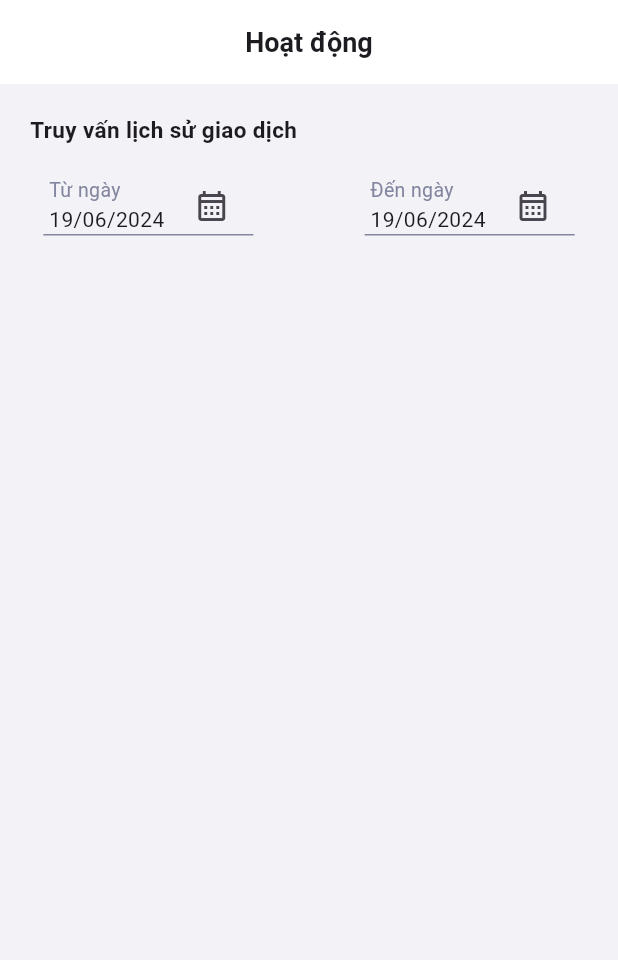
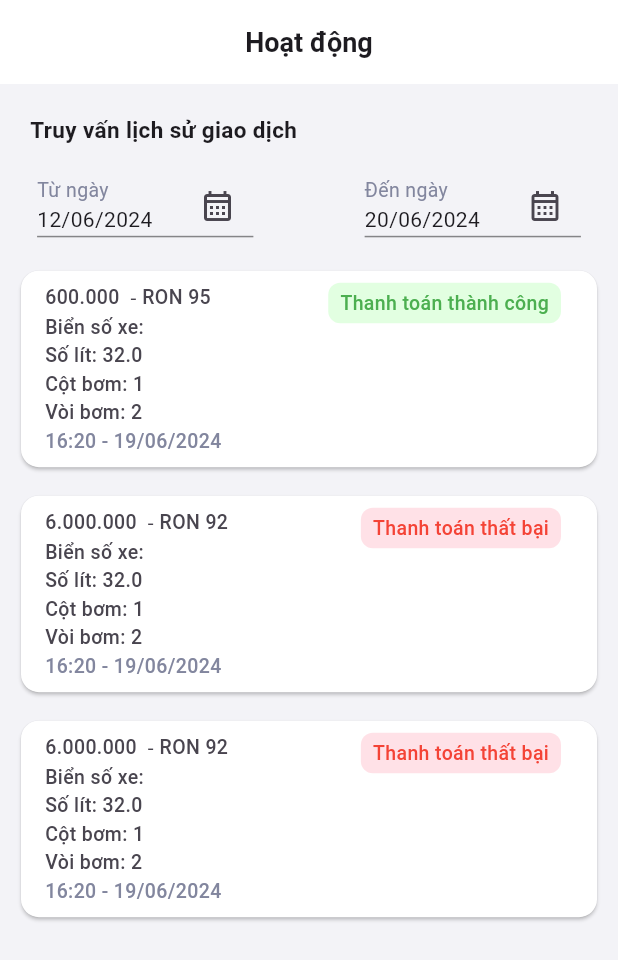
Before and after one commit to mobilenabit/driver_app, a Flutter app: the HistoryScreen screen opened directly with empty values, on a phone screen of 412 x 824 dp. Shown: the top 960 px of the screen. Run offline on Flutter 3.47's test engine with Material 3 defaults, Android fonts, the light colour scheme and no system bars; our stand-ins replace dio, fl_chart, flutter_otp_text_field, flutter_secure_storage, flutter_svg, fluttertoast and 2 more; missing offline and left inert: conditional_wrap, crclib, mobile_scanner, qr_scanner_overlay; accounts and stored records are empty.

Commit message:
fix: space between card, filter DateTime in history screen

```diff
--- a/lib/screens/history.dart
+++ b/lib/screens/history.dart
@@ -37,6 +37,16 @@ class _HistoryScreenState extends State<HistoryScreen> {
         money: 6000000,
         fuel: 'RON 92',
       ),
+      History(
+        numberLicense: widget.selectedLicensePlate,
+        amount: 32,
+        pump: 1,
+        pumpLog: 2,
+        dateTime: '16:20 - 19/06/2024',
+        status: 'Thanh toán thất bại',
+        money: 6000000,
+        fuel: 'RON 92',
+      ),
     ];
   }
 
@@ -45,8 +55,8 @@ class _HistoryScreenState extends State<HistoryScreen> {
       NumberFormat.currency(locale: 'vi_VN', symbol: '', decimalDigits: 0);
 
   // Date picker
-  DateTime _startDate = DateTime.now();
-  DateTime _endDate = DateTime.now();
+  DateTime _startDate = DateTime.now().subtract(const Duration(days: 7));
+  DateTime _endDate = DateTime.now().add(const Duration(days: 1));
 
   Future<void> _selectDate(BuildContext context, bool isStart) async {
     final DateTime? pickedDate = await showDatePicker(
@@ -107,17 +117,17 @@ class _HistoryScreenState extends State<HistoryScreen> {
             mainAxisAlignment: MainAxisAlignment.center,
             children: [
               Container(
-                width: 140,
-                height: 40,
+                width: size.width * 0.35,
+                height: size.height * 0.05,
                 decoration: const BoxDecoration(
                   border: Border(
                     bottom: BorderSide(
-                      color: Color.fromRGBO(130, 134, 158, 1),
+                      color: Colors.black45,
                     ),
                   ),
                 ),
                 child: Row(
-                  mainAxisAlignment: MainAxisAlignment.spaceAround,
+                  mainAxisAlignment: MainAxisAlignment.spaceBetween,
                   children: [
                     Column(
                       crossAxisAlignment: CrossAxisAlignment.start,
@@ -145,17 +155,17 @@ class _HistoryScreenState extends State<HistoryScreen> {
                 width: size.width * 0.18,
               ),
               Container(
-                width: 140,
-                height: 40,
+                width: size.width * 0.35,
+                height: size.height * 0.05,
                 decoration: const BoxDecoration(
                   border: Border(
                     bottom: BorderSide(
-                      color: Color.fromRGBO(130, 134, 158, 1),
+                      color: Colors.black45,
                     ),
                   ),
                 ),
                 child: Row(
-                  mainAxisAlignment: MainAxisAlignment.spaceAround,
+                  mainAxisAlignment: MainAxisAlignment.spaceBetween,
                   children: [
                     Column(
                       crossAxisAlignment: CrossAxisAlignment.start,
@@ -190,7 +200,12 @@ class _HistoryScreenState extends State<HistoryScreen> {
               itemBuilder: (context, index) {
                 final item = _filteredItems[index];
                 return Container(
-                  margin: const EdgeInsets.all(10),
+                  margin: const EdgeInsets.only(
+                    top: 10,
+                    left: 10,
+                    right: 10,
+                    bottom: 1,
+                  ),
                   child: Card(
                     color: Colors.white,
                     child: ListTile(
```
